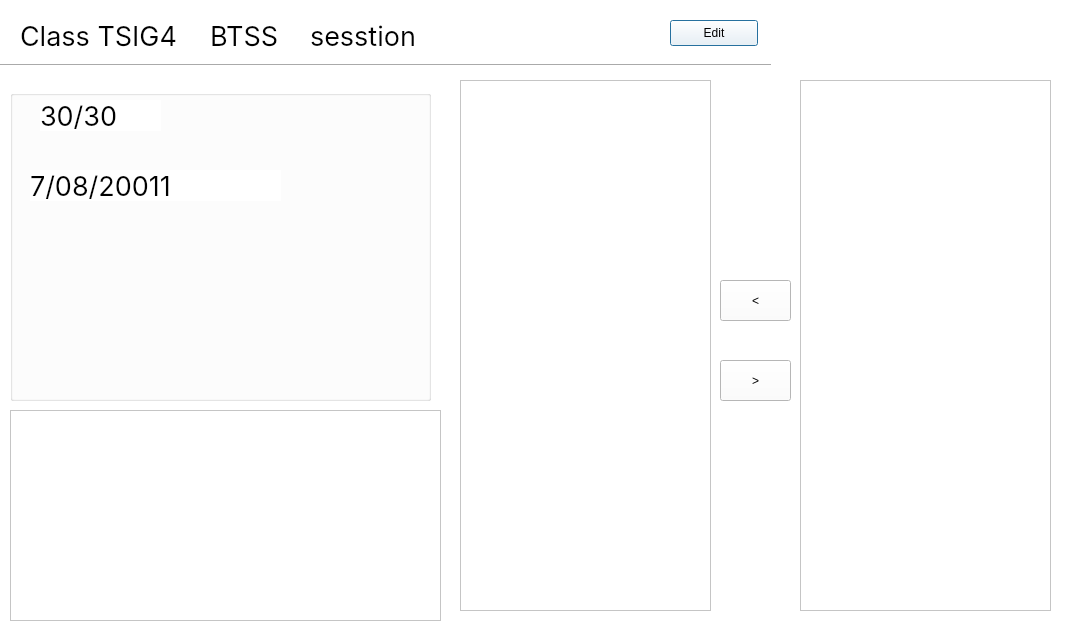
Old version of the form School_System/ui/EditClassDialog.ui in the repository KasperJack/School-Management-System.
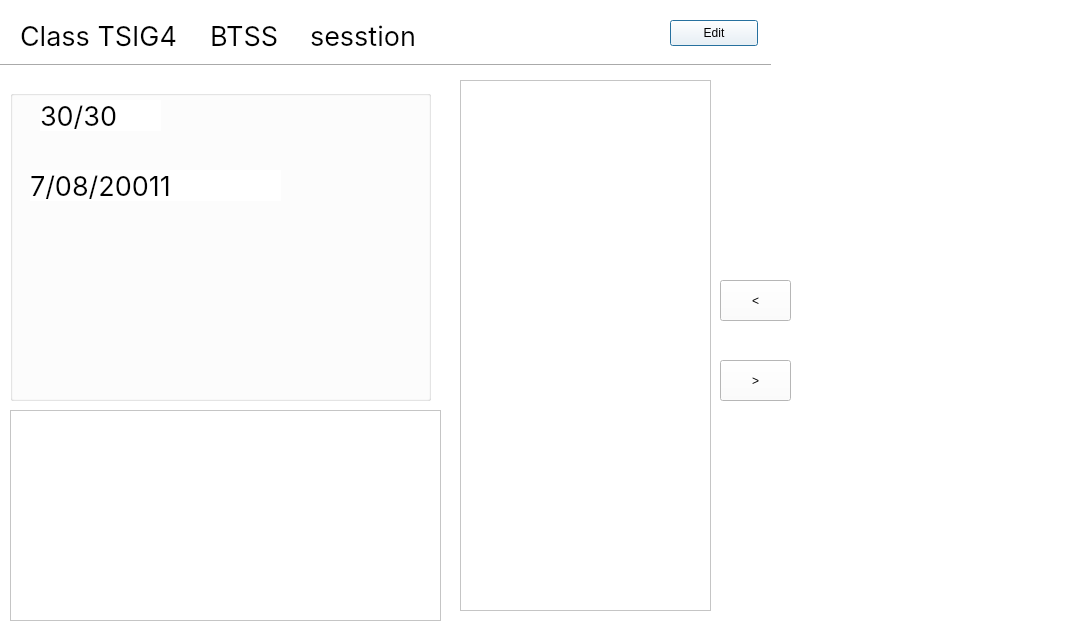
New version of the form.

What changed in the file:
```diff
--- a/School_System/ui/EditClassDialog.ui
+++ b/School_System/ui/EditClassDialog.ui
@@ -170,6 +170,35 @@
      <height>531</height>
     </rect>
    </property>
+   <property name="styleSheet">
+    <string notr="true">            QTableWidget {
+                background-color: white;
+                gridline-color: #E5E7EB;
+                border: none;
+       		alternate-background-color: #F9FAFB;
+            }
+
+            QHeaderView::section {
+                background-color: #F3F4F6;
+                padding: 10px;
+					padding-left: 5px;
+                border: none;
+                font-weight: bold;
+                color: #374151;
+            }
+
+
+    QTableView::item {
+        border-bottom: 1px solid #E5E7EB;
+        border-right: none;
+    }
+
+/*
+        QTableWidget::item {
+            selection-background-color: transparent;
+            selection-color: black;  */
+</string>
+   </property>
   </widget>
   <widget class="QTableWidget" name="this_class_table">
    <property name="geometry">
```
